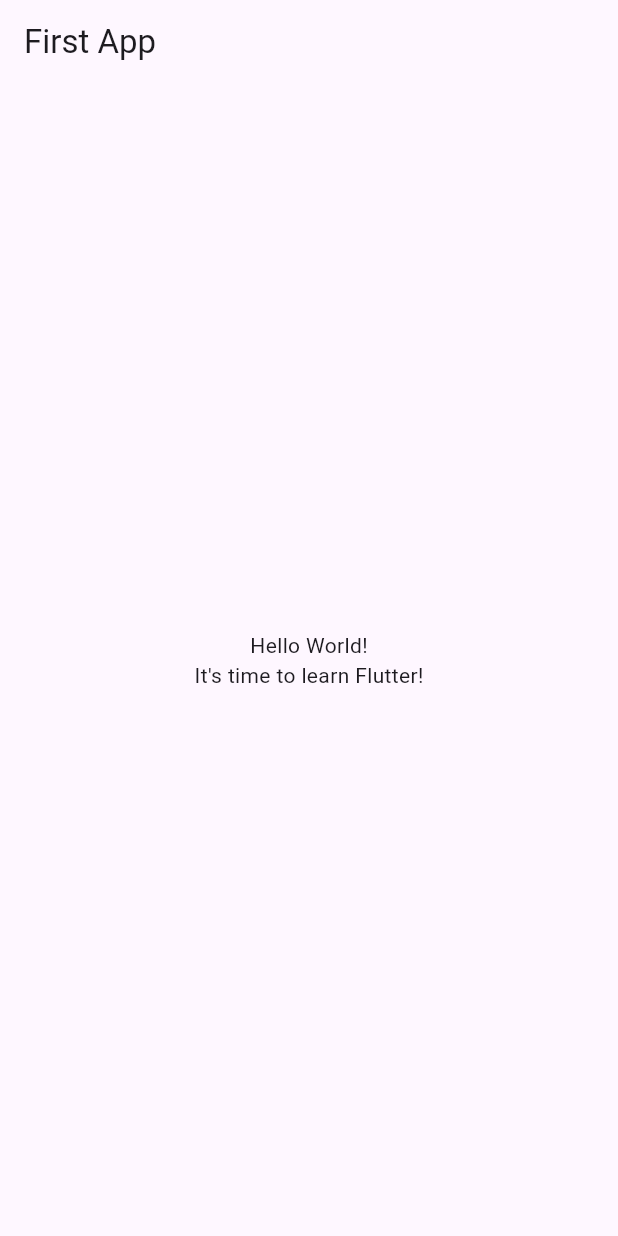
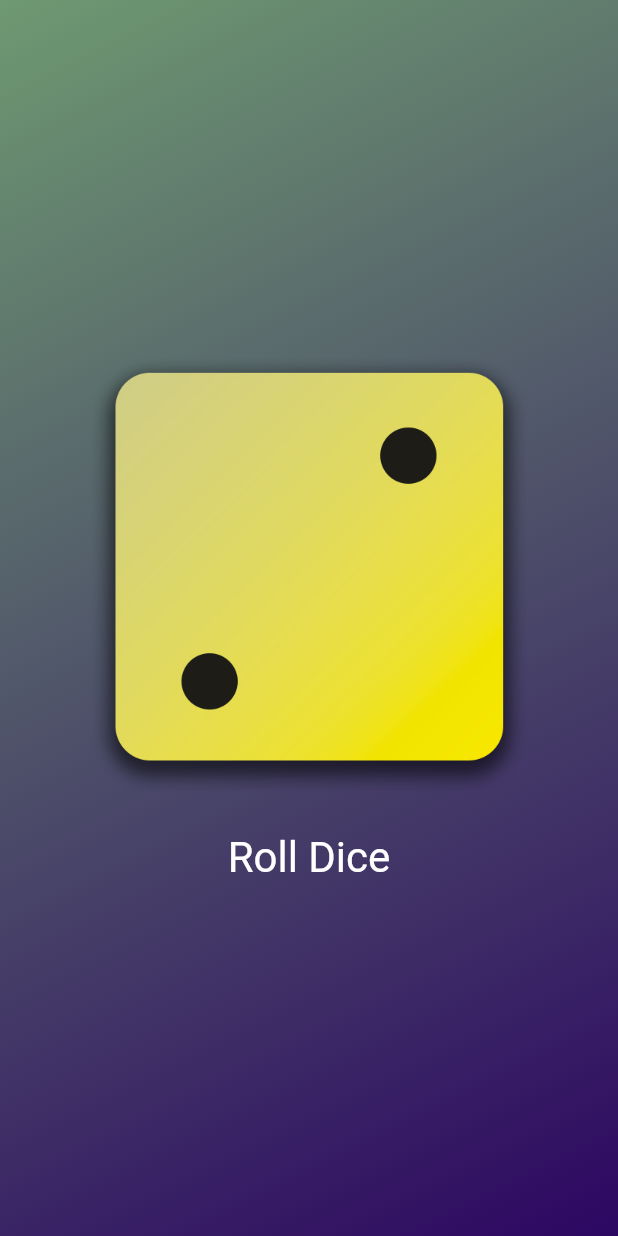
Before and after one commit to KBarbop/Dice-App---Flutter, a Flutter app: the screen it shows after launch, on a phone screen of 412 x 824 dp. Run offline on Flutter 3.47's test engine with Material 3 defaults, Android fonts, the phone set to English and light mode, and no system bars.

Commit message:
roll dice application

```diff
--- /dev/null
+++ b/lib/dice_roller.dart
@@ -0,0 +1,39 @@
+import 'dart:math';
+
+import 'package:flutter/material.dart';
+
+final randomizer = Random();
+
+class DiceRoller extends StatefulWidget {
+  const DiceRoller({super.key});
+
+  @override
+  State<DiceRoller> createState() {
+    return _DiceRollerState();
+  }
+}
+
+class _DiceRollerState extends State<DiceRoller> {
+  var currentDiceImage = 2;
+
+  void rollDice() {
+    setState(() {
+      currentDiceImage = randomizer.nextInt(6) + 1;
+    });
+  }
+
+  @override
+  Widget build(context) {
+    return Column(mainAxisSize: MainAxisSize.min, children: [
+      Image.asset('assets/images/dice-$currentDiceImage.png', width: 300),
+      const SizedBox(height: 20),
+      TextButton(
+          onPressed: rollDice /* pointer */,
+          style: TextButton.styleFrom(
+              // padding: const EdgeInsets.only(top: 20),
+              foregroundColor: Colors.white,
+              textStyle: const TextStyle(fontSize: 28)),
+          child: const Text('Roll Dice'))
+    ]);
+  }
+}
--- /dev/null
+++ b/lib/gradient_container.dart
@@ -0,0 +1,25 @@
+import 'package:first_app/dice_roller.dart';
+import 'package:flutter/material.dart';
+
+const startAlignment = Alignment.topLeft;
+const endAlignment = Alignment.bottomRight;
+
+class GradientContainer extends StatelessWidget {
+  const GradientContainer(this.color1, this.color2, {super.key});
+
+  final Color color1;
+  final Color color2;
+
+  @override
+  Widget build(context) {
+    return Container(
+      decoration: BoxDecoration(
+        gradient: LinearGradient(colors: [
+          color1,
+          color2,
+        ], begin: startAlignment, end: endAlignment),
+      ),
+      child: const Center(child: DiceRoller()),
+    );
+  }
+}
--- a/lib/main.dart
+++ b/lib/main.dart
@@ -1,37 +1,12 @@
 import 'package:flutter/material.dart';
+import 'package:first_app/gradient_container.dart';
 
 void main() {
-  runApp(const MyApp());
+  runApp(
+    const MaterialApp(
+      home: Scaffold(
+          body: GradientContainer(Color.fromARGB(255, 110, 153, 113),
+              Color.fromARGB(255, 45, 7, 98))),
+    ),
+  );
 }
-
-class MyApp extends StatelessWidget {
-  const MyApp({super.key});
-
-  @override
-  Widget build(BuildContext context) {
-    return MaterialApp(
-      title: 'Flutter Demo',
-      theme: ThemeData(
-        primarySwatch: Colors.blue,
-      ),
-      home: Scaffold(
-        appBar: AppBar(
-          title: const Text('First App'),
-        ),
-        body: Center(
-          child: Column(
-            mainAxisAlignment: MainAxisAlignment.center,
-            children: const [
-              Text(
-                'Hello World!',
-              ),
-              Text(
-                'It\'s time to learn Flutter!',
-              ),
-            ],
-          ),
-        ),
-      ),
-    );
-  }
-}
--- /dev/null
+++ b/lib/styled_text.dart
@@ -0,0 +1,15 @@
+import 'package:flutter/material.dart';
+
+class StyledText extends StatelessWidget {
+  const StyledText(this.text, {super.key});
+
+  final String text;
+
+  @override
+  Widget build(context) {
+    return Text(
+      text,
+      style: const TextStyle(color: Colors.white, fontSize: 10),
+    );
+  }
+}
```
Also changed, not shown: pubspec.yaml (+7 -3 lines), assets/images/dice-1.png (added), assets/images/dice-2.png (added), assets/images/dice-3.png (added), assets/images/dice-4.png (added), assets/images/dice-5.png (added), assets/images/dice-6.png (added).
